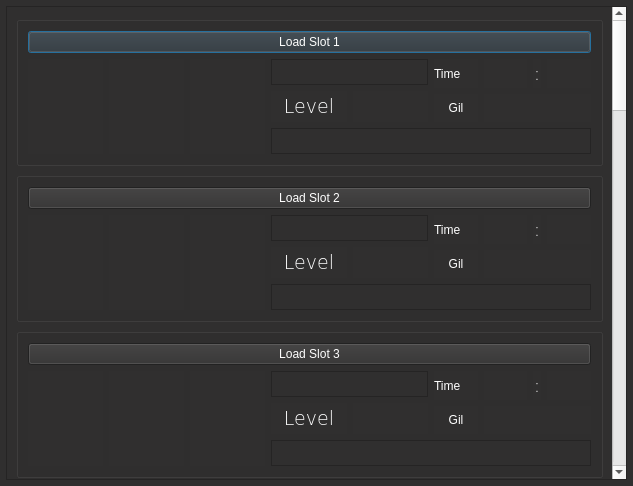
First picture: the form in slotselect.ui, repository sithlord48/blackchocobo, before the edit.
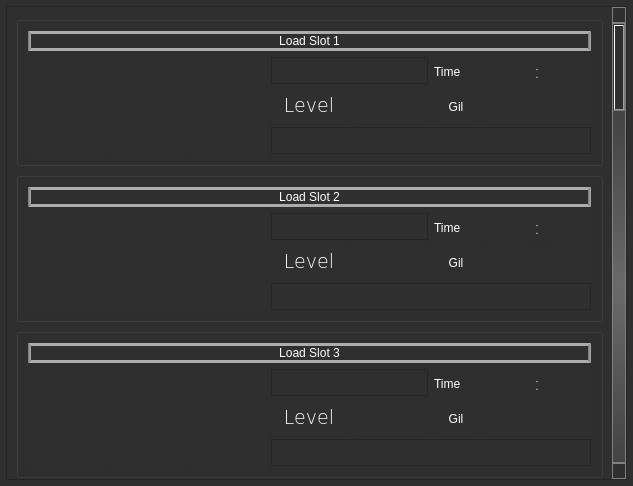
Second picture: the form after the edit. Icons and pictures are not drawn.

Patch:
```diff
--- a/slotselect.ui
+++ b/slotselect.ui
@@ -48,9 +48,63 @@
 QLabel{
 font: 75 14pt &quot;Verdana&quot;;color:rgb(255, 255, 255)
 }
-QPushButton:enabled{
-background-color: rgb(65, 64, 63);
-font: 9pt &quot;Ubuntu&quot;;color: rgb(255,255,255);
+
+QPushButton:enabled {  border:3px solid; 
+	border-left-color: qlineargradient(spread:pad, x1:0, y1:0, x2:1, y2:0, stop:0 rgba(123, 123, 123, 255), stop:1 rgba(172, 172, 172, 255));
+	border-right-color: qlineargradient(spread:pad, x1:0, y1:0, x2:1, y2:0, stop:0 rgba(123, 123, 123, 255), stop:1 rgba(172, 172, 172, 255));
+	border-bottom-color: rgb(172, 172, 172);
+	border-top-color: rgb(172, 172, 172);
+    background-color: qlineargradient(spread:pad, x1:0.5, y1:0.00568182, x2:0.497, y2:1, stop:0 rgba(32, 31, 31, 255), stop:0.5 rgba(106, 106, 106, 255), stop:1 rgba(32, 31, 31, 255));
+	font: 9pt &quot;Ubuntu&quot;;color:rgb(255,255,255);
+}
+/* Vertical scroll bar */
+
+QScrollBar:vertical{
+    border:1px solid grey;
+	background-color:rgb(47,47,47);
+	width:14px;
+	margin: 16px 0px 16px 0px ;
+
+}
+ QScrollBar::add-line:vertical{
+     border: 1px solid grey;
+     height: 14px;
+     subcontrol-position:bottom;
+	subcontrol-origin:margin;
+ }
+
+ QScrollBar::sub-line:vertical{
+     border: 1px solid grey;
+     height: 14px;
+    subcontrol-position: top;
+	subcontrol-origin:margin;
+ }
+QScrollBar::up-arrow:vertical{
+	image:url(:/icon/arrow_up);
+	width:12px;
+}
+
+QScrollBar::handle:vertical{
+	image: url(:/icon/scroll_handle_v) 1 ;
+	border:2px solid;	
+	border-left-color: qlineargradient(spread:pad, x1:0, y1:0, x2:1, y2:0, stop:0 rgba(123, 123, 123, 255), stop:1 rgba(172, 172, 172, 255));
+	border-right-color: qlineargradient(spread:pad, x1:0, y1:0, x2:1, y2:0, stop:0 rgba(123, 123, 123, 255), stop:1 rgba(172, 172, 172, 255));
+	border-bottom-color: rgb(172, 172, 172);
+	border-top-color: rgb(172, 172, 172);
+}
+QScrollBar::down-arrow:vertical{
+image: url(:/icon/arrow_down);
+width:12px;
+}
+QScrollBar::add-page:vertical,QScrollBar::sub-page:vertical{
+background-color: qlineargradient(spread:pad, x1:0.5, y1:0.00568182, x2:0.497, y2:1, stop:0 rgba(67, 67, 67, 255), stop:0.5 rgba(106, 106, 106, 255), stop:1 rgba(67, 67, 67, 255));
+}
+QPushButton[mslot=&quot;true&quot;]{
+border: 0px;
+border-radius:12px;
+image: url(:/icon/mslot);
+	height:32px;	
+	width:32px;
 }</string>
   </property>
   <property name="modal">
@@ -82,7 +136,7 @@
      <rect>
       <x>0</x>
       <y>0</y>
-      <width>602</width>
+      <width>603</width>
       <height>2346</height>
      </rect>
     </property>
```
